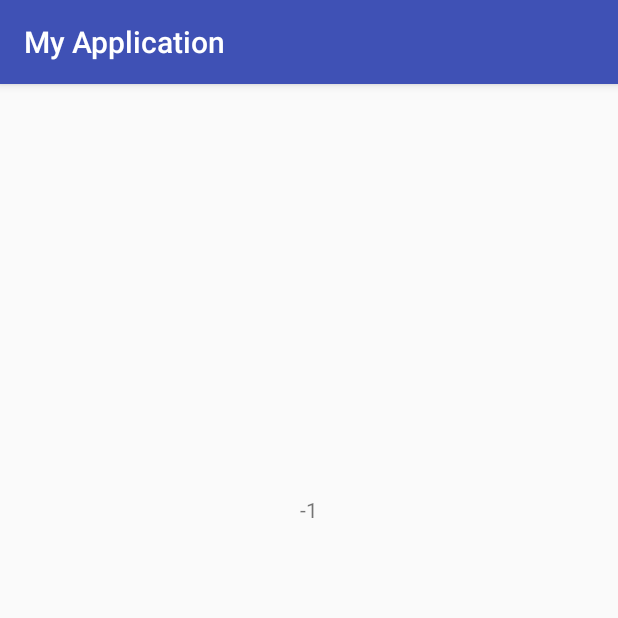
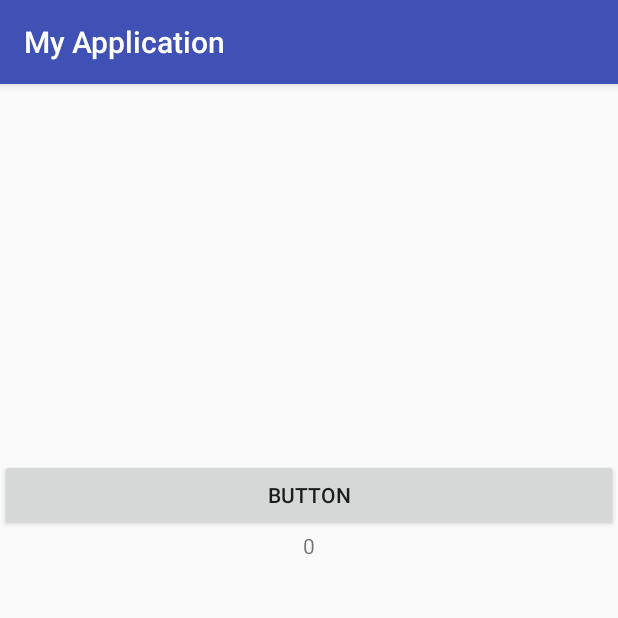
Before and after one commit to mlitman/MyApplication2, an Android app: the AnswerScreen screen opened directly, with no data from a screen before it, after a tap on "BUTTON", on a phone screen of 412 x 824 dp, the top half of it. Run offline under Robolectric (Android 15) with nearby library versions, the phone set to English and light mode, and no system bars.

Commit message:
made changes

```diff
--- a/app/src/main/java/com/example/awesomefat/myapplication/Activity3.java
+++ b/app/src/main/java/com/example/awesomefat/myapplication/Activity3.java
@@ -1,7 +1,9 @@
 package com.example.awesomefat.myapplication;
 
+import android.content.Intent;
 import android.support.v7.app.AppCompatActivity;
 import android.os.Bundle;
+import android.view.View;
 import android.widget.TextView;
 
 public class Activity3 extends AppCompatActivity {
@@ -12,10 +14,22 @@ public class Activity3 extends AppCompatActivity {
         setContentView(R.layout.activity_3);
 
         TextView  textView3 = (TextView)this.findViewById(R.id.textView3);
-        int answer = this.getIntent().getIntExtra("theAnswer", -1);
-        textView3.setText("" + answer);
+        textView3.setText("" + Test2.answer);
 
     }
 
+    public void onButtonClick(View v)
+    {
+        //Intent i = new Intent(this, AnswerScreen.class);
+        //this.startActivity(i);
+        super.onBackPressed();
 
+    }
+
+    @Override
+    public void onBackPressed()
+    {
+        //super.onBackPressed();
+        System.out.println("Do back button logic");
+    }
 }
--- a/app/src/main/java/com/example/awesomefat/myapplication/AnswerScreen.java
+++ b/app/src/main/java/com/example/awesomefat/myapplication/AnswerScreen.java
@@ -16,16 +16,15 @@ public class AnswerScreen extends AppCompatActivity
         setContentView(R.layout.activity_answer_screen);
 
         TextView theAnswer = (TextView)this.findViewById(R.id.theAnswer);
-        int answer = this.getIntent().getIntExtra("theAnswer", -1);
-        theAnswer.setText("" + answer);
+        //int answer = this.getIntent().getIntExtra("theAnswer", -1);
+        //Test.getInstance().answerScreenCreateCountPlusPlus();
+        theAnswer.setText("" + Test2.answer);
 
     }
 
     public void onButtonClicked (View v)
     {
-        int answer = this.getIntent().getIntExtra("theAnswer", -1);
         Intent i = new Intent(this,Activity3.class);
-        i.putExtra("theAnswer", answer);
         this.startActivity(i);
 
     }
--- a/app/src/main/res/layout/activity_3.xml
+++ b/app/src/main/res/layout/activity_3.xml
@@ -13,6 +13,13 @@
         android:orientation="vertical"
         tools:layout_editor_absoluteY="0dp">
 
+        <Button
+            android:id="@+id/button3"
+            android:layout_width="match_parent"
+            android:layout_height="wrap_content"
+            android:onClick="onButtonClick"
+            android:text="Button" />
+
         <TextView
             android:id="@+id/textView3"
             android:layout_width="match_parent"
```
Also changed, not shown: app/src/main/java/com/example/awesomefat/myapplication/MainActivity.java (+8 -3 lines), app/src/main/java/com/example/awesomefat/myapplication/Test.java (added, +41 -0 lines), app/src/main/java/com/example/awesomefat/myapplication/Test2.java (added, +25 -0 lines).
